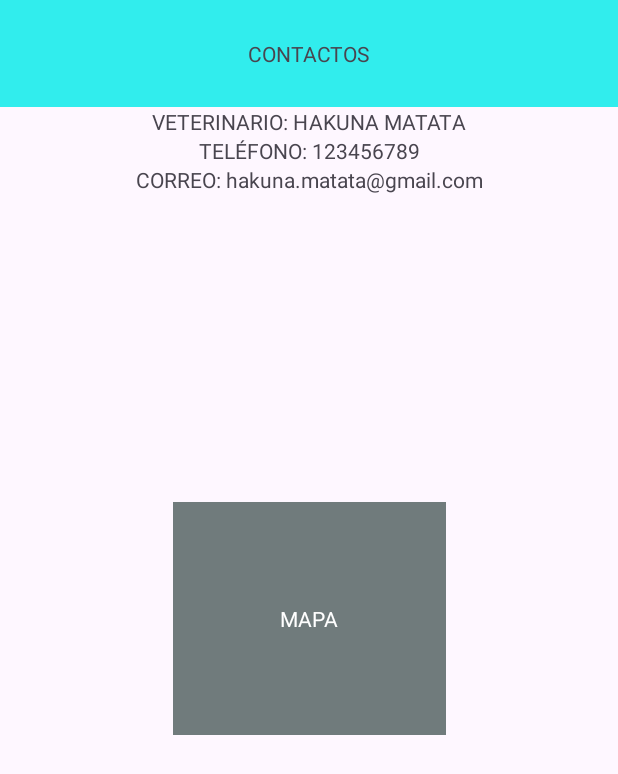
After one commit to AgussLR/TareaUT2_AgustinJuan, an Android app: the layout contactos.xml on its own in the app's theme, with its tools: preview values and no code run, on a phone screen of 412 x 824 dp. The commit adds this screen. Shown: the top 774 px of the screen. Run offline under Robolectric (Android 15) with nearby library versions, the phone set to English and light mode, and no system bars.

Commit message:
implementación de la pantalla Contactos

```diff
--- /dev/null
+++ b/app/src/main/res/layout/contactos.xml
@@ -0,0 +1,83 @@
+<?xml version="1.0" encoding="utf-8"?>
+<androidx.constraintlayout.widget.ConstraintLayout xmlns:android="http://schemas.android.com/apk/res/android"
+    xmlns:app="http://schemas.android.com/apk/res-auto"
+    xmlns:tools="http://schemas.android.com/tools"
+    android:id="@+id/main"
+    android:layout_width="match_parent"
+    android:layout_height="match_parent"
+    tools:context=".MainActivity">
+
+    <LinearLayout
+        android:id="@+id/linearlayout"
+        android:layout_width="412dp"
+        android:layout_height="71dp"
+        android:background="@color/azul_claro"
+        android:gravity="center"
+        android:orientation="vertical"
+        app:layout_constraintBottom_toBottomOf="parent"
+        app:layout_constraintEnd_toEndOf="parent"
+        app:layout_constraintHorizontal_bias="0.444"
+        app:layout_constraintStart_toStartOf="parent"
+        app:layout_constraintTop_toTopOf="parent"
+        app:layout_constraintVertical_bias="0.0">
+
+        <TextView
+            android:id="@+id/contactosTitulo"
+            android:layout_width="wrap_content"
+            android:layout_height="wrap_content"
+            android:text="@string/contactos"
+            app:layout_constraintBottom_toBottomOf="parent"
+            app:layout_constraintEnd_toEndOf="parent"
+            app:layout_constraintStart_toStartOf="parent"
+            app:layout_constraintTop_toTopOf="parent" />
+
+    </LinearLayout>
+
+    <TextView
+        android:id="@+id/veterinarioText"
+        android:layout_width="wrap_content"
+        android:layout_height="wrap_content"
+        android:text="@string/veterinario"
+        app:layout_constraintEnd_toEndOf="parent"
+        app:layout_constraintStart_toStartOf="parent"
+        app:layout_constraintTop_toBottomOf="@id/linearlayout" />
+
+    <TextView
+        android:id="@+id/telefonoText"
+        android:layout_width="wrap_content"
+        android:layout_height="wrap_content"
+        android:text="@string/telefono"
+        app:layout_constraintEnd_toEndOf="parent"
+        app:layout_constraintStart_toStartOf="parent"
+        app:layout_constraintTop_toBottomOf="@id/veterinarioText" />
+
+    <TextView
+        android:id="@+id/correoText"
+        android:layout_width="wrap_content"
+        android:layout_height="wrap_content"
+        android:text="@string/correo"
+        app:layout_constraintEnd_toEndOf="parent"
+        app:layout_constraintStart_toStartOf="parent"
+        app:layout_constraintTop_toBottomOf="@id/telefonoText" />
+
+    <LinearLayout
+        android:layout_width="182dp"
+        android:layout_height="155dp"
+        android:background="@color/gris"
+        android:gravity="center"
+        android:orientation="vertical"
+        app:layout_constraintBottom_toBottomOf="parent"
+        app:layout_constraintEnd_toEndOf="parent"
+        app:layout_constraintStart_toStartOf="parent"
+        app:layout_constraintTop_toTopOf="parent">
+
+        <TextView
+            android:id="@+id/mapaText"
+            android:layout_width="wrap_content"
+            android:layout_height="wrap_content"
+            android:text="@string/mapa"
+            android:textColor="@color/white" />
+
+    </LinearLayout>
+
+</androidx.constraintlayout.widget.ConstraintLayout>
--- a/app/src/main/res/values/colors.xml
+++ b/app/src/main/res/values/colors.xml
@@ -3,4 +3,7 @@
     <color name="black">#FF000000</color>
     <color name="white">#FFFFFFFF</color>
     <color name="azul_claro">#31eded</color>
+    <color name="rojo">#e31212</color>
+    <color name="amarillo">#ecbb16</color>
+    <color name="gris">#707b7c</color>
 </resources>
--- a/app/src/main/res/values/strings.xml
+++ b/app/src/main/res/values/strings.xml
@@ -1,6 +1,15 @@
 <resources>
     <string name="app_name">Hakuna Matata</string>
-    <string name="inputNombre">Nombre</string>
-    <string name="inputContraseña">Contraseña</string>
-    <string name="iniciarSesion">Iniciar Sesión</string>
+    <string name="misMascotas">MIS MASCOTAS</string>
+    <string name="consultas">CONSULTAS</string>
+    <string name="ubicacion">UBICACIÓN</string>
+    <string name="configuracion">CONFIGURACIÓN</string>
+    <string name="emergencias">EMERGENCIAS</string>
+    <string name="contacto">CONTACTO</string>
+    <string name="acerca">ACERCA DE</string>
+    <string name="contactos">CONTACTOS</string>
+    <string name="veterinario">VETERINARIO: HAKUNA MATATA</string>
+    <string name="telefono">TELÉFONO: 123456789</string>
+    <string name="correo">CORREO: hakuna.matata@gmail.com</string>
+    <string name="mapa">MAPA</string>
 </resources>
```
